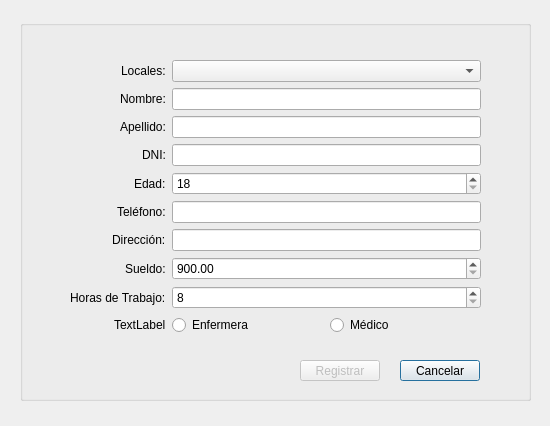
Qt form PAF_GUI/PAF_GRAFICA/gui/registrarpersonalgui.ui (JMOrbegoso/USS-2021-II-PP) before a commit.
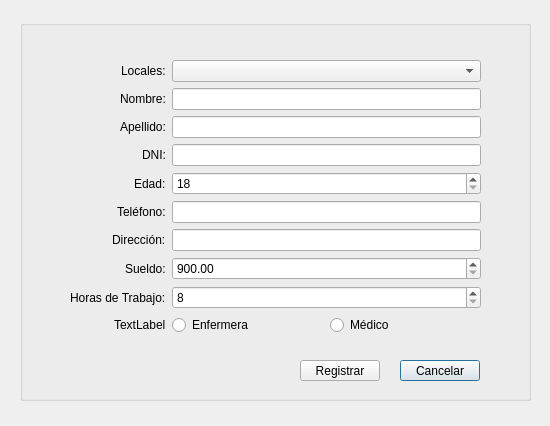
The same form after that commit.

```diff
--- a/PAF_GUI/PAF_GRAFICA/gui/registrarpersonalgui.ui
+++ b/PAF_GUI/PAF_GRAFICA/gui/registrarpersonalgui.ui
@@ -230,7 +230,7 @@
    </widget>
    <widget class="QPushButton" name="cmdRegMed">
     <property name="enabled">
-     <bool>false</bool>
+     <bool>true</bool>
     </property>
     <property name="geometry">
      <rect>
```
